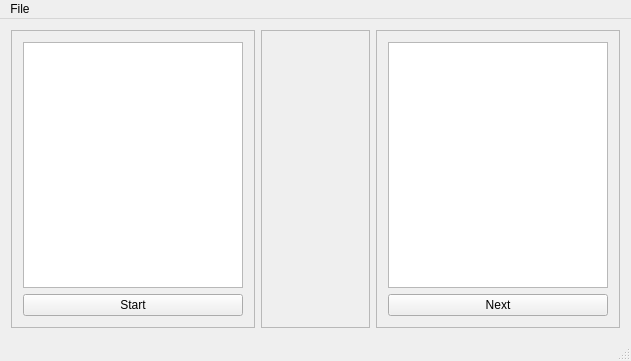
The window that memorymanager.ui (bhberson/QtMemoryManager) describes before a commit, drawn with Qt 5.
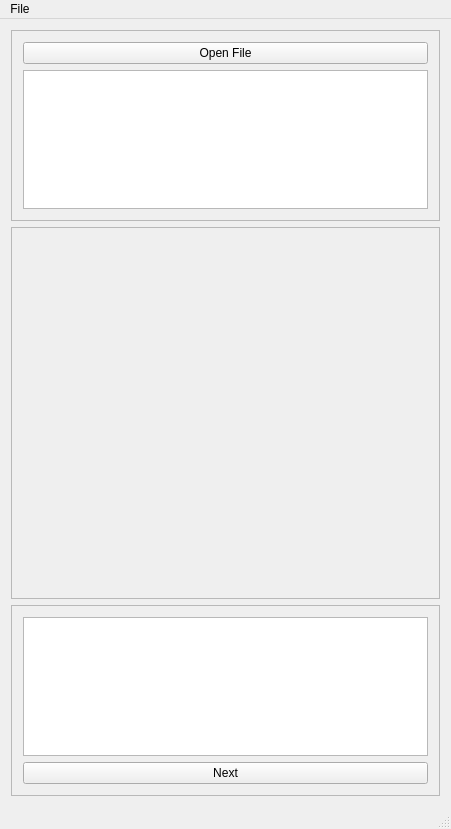
The same window after the commit.

Commit message: UI Changes + New Data Inputs

What changed in the file:
```diff
--- a/memorymanager.ui
+++ b/memorymanager.ui
@@ -6,34 +6,34 @@
    <rect>
     <x>0</x>
     <y>0</y>
-    <width>631</width>
-    <height>361</height>
+    <width>451</width>
+    <height>829</height>
    </rect>
   </property>
   <property name="windowTitle">
    <string>MemoryManager</string>
   </property>
   <widget class="QWidget" name="centralWidget">
-   <layout class="QHBoxLayout" name="horizontalLayout">
+   <layout class="QVBoxLayout" name="verticalLayout_4">
     <item>
-     <widget class="QFrame" name="leftFrame">
+     <widget class="QFrame" name="rightFrame">
       <property name="frameShape">
        <enum>QFrame::StyledPanel</enum>
       </property>
       <property name="frameShadow">
        <enum>QFrame::Raised</enum>
       </property>
-      <layout class="QVBoxLayout" name="verticalLayout">
-       <item>
-        <widget class="QPlainTextEdit" name="inputTextEdit"/>
-       </item>
+      <layout class="QVBoxLayout" name="verticalLayout_3">
        <item>
         <widget class="QPushButton" name="startButton">
          <property name="text">
-          <string>Start</string>
+          <string>Open File</string>
          </property>
         </widget>
        </item>
+       <item>
+        <widget class="QPlainTextEdit" name="inputTextEdit"/>
+       </item>
       </layout>
      </widget>
     </item>
@@ -45,35 +45,35 @@
       <property name="frameShadow">
        <enum>QFrame::Raised</enum>
       </property>
-      <layout class="QVBoxLayout" name="verticalLayout_2">
+      <layout class="QHBoxLayout" name="horizontalLayout">
        <item>
-        <layout class="QVBoxLayout" name="pageTableLayout"/>
-       </item>
-       <item>
-        <spacer name="horizontalSpacer">
+        <spacer name="verticalSpacer">
          <property name="orientation">
-          <enum>Qt::Horizontal</enum>
+          <enum>Qt::Vertical</enum>
          </property>
          <property name="sizeHint" stdset="0">
           <size>
-           <width>120</width>
-           <height>1</height>
+           <width>20</width>
+           <height>400</height>
           </size>
          </property>
         </spacer>
        </item>
+       <item>
+        <layout class="QVBoxLayout" name="pageTableLayout"/>
+       </item>
       </layout>
      </widget>
     </item>
     <item>
-     <widget class="QFrame" name="rightFrame">
+     <widget class="QFrame" name="leftFrame">
       <property name="frameShape">
        <enum>QFrame::StyledPanel</enum>
       </property>
       <property name="frameShadow">
        <enum>QFrame::Raised</enum>
       </property>
-      <layout class="QVBoxLayout" name="verticalLayout_3">
+      <layout class="QVBoxLayout" name="verticalLayout">
        <item>
         <widget class="QPlainTextEdit" name="outputTextEdit"/>
        </item>
@@ -94,7 +94,7 @@
     <rect>
      <x>0</x>
      <y>0</y>
-     <width>631</width>
+     <width>451</width>
      <height>22</height>
     </rect>
    </property>
```
The commit also changes 3 other files.
